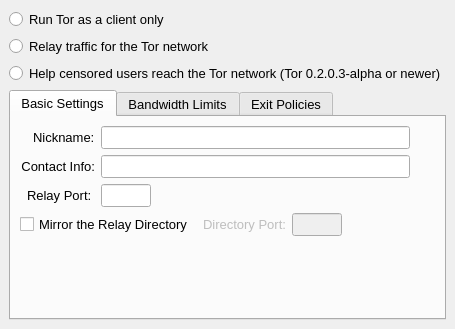
Before: the Qt Designer form src/gui/config/serverpage.ui in a-ilin/vidalia, drawn with Qt 5.
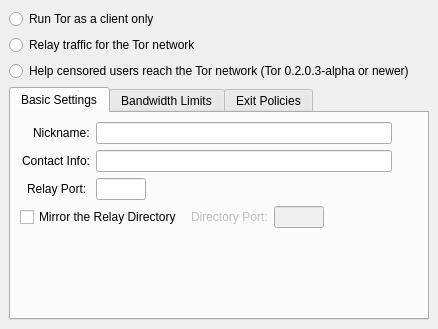
After: the same form once the commit is applied. Icons and pictures are not drawn.

Commit message:
Stop mandating a font size of 10 everywhere. This looks crummy and inconsistent on Mac.
svn:r2064

Patch:
```diff
--- a/src/gui/config/serverpage.ui
+++ b/src/gui/config/serverpage.ui
@@ -9,11 +9,6 @@
     <height>329</height>
    </rect>
   </property>
-  <property name="font" >
-   <font>
-    <pointsize>10</pointsize>
-   </font>
-  </property>
   <property name="contextMenuPolicy" >
    <enum>Qt::NoContextMenu</enum>
   </property>
```
The commit also changes 11 other files.
